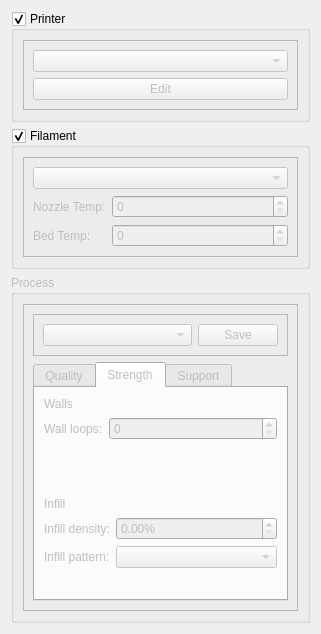
gbeck139/octopus, file gui/tabs/prepare/SettingsMenuWidget/settingsmenuwidget.ui: the form before one commit.
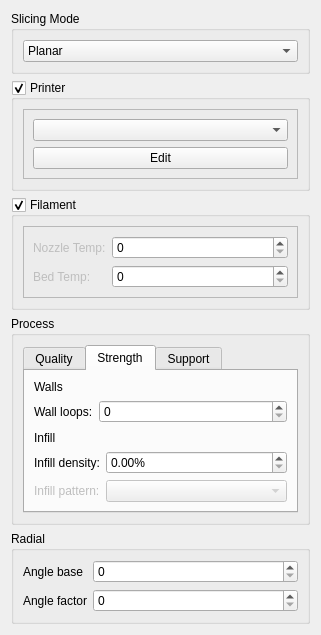
The form after the commit. The open tabs and pages were chosen to show the change.

Commit message:
[GUI] Implement SliceParameters in GUI so it reads/writes only through this model
Changed printing settings parameters. Changed loading dialog timing as well (not working still? TT)

```diff
--- a/gui/tabs/prepare/SettingsMenuWidget/settingsmenuwidget.ui
+++ b/gui/tabs/prepare/SettingsMenuWidget/settingsmenuwidget.ui
@@ -14,6 +14,39 @@
    <string>Form</string>
   </property>
   <layout class="QVBoxLayout" name="verticalLayout">
+   <item>
+    <widget class="QGroupBox" name="slicingModeSettings">
+     <property name="title">
+      <string>Slicing Mode</string>
+     </property>
+     <layout class="QHBoxLayout" name="horizontalLayout_2">
+      <item>
+       <widget class="QComboBox" name="slicingModeCombo">
+        <item>
+         <property name="text">
+          <string>Planar</string>
+         </property>
+        </item>
+        <item>
+         <property name="text">
+          <string>Radial Non-Planar</string>
+         </property>
+        </item>
+        <item>
+         <property name="text">
+          <string>Conical</string>
+         </property>
+        </item>
+        <item>
+         <property name="text">
+          <string>Conical-Sawtooth</string>
+         </property>
+        </item>
+       </widget>
+      </item>
+     </layout>
+    </widget>
+   </item>
    <item>
     <widget class="QGroupBox" name="printerSettings">
      <property name="enabled">
@@ -38,14 +71,14 @@
          <item>
           <widget class="QComboBox" name="printerCombo">
            <property name="enabled">
-            <bool>false</bool>
+            <bool>true</bool>
            </property>
           </widget>
          </item>
          <item>
           <widget class="QPushButton" name="editPrinterButton">
            <property name="enabled">
-            <bool>false</bool>
+            <bool>true</bool>
            </property>
            <property name="text">
             <string>Edit</string>
@@ -79,19 +112,12 @@
          <enum>QFrame::Shadow::Raised</enum>
         </property>
         <layout class="QVBoxLayout" name="verticalLayout_8">
-         <item>
-          <widget class="QComboBox" name="filamentSelector">
-           <property name="enabled">
-            <bool>false</bool>
-           </property>
-          </widget>
-         </item>
          <item>
           <layout class="QFormLayout" name="formLayout">
            <item row="0" column="1">
             <widget class="QSpinBox" name="nozzleTempSpinBox">
              <property name="enabled">
-              <bool>false</bool>
+              <bool>true</bool>
              </property>
             </widget>
            </item>
@@ -108,7 +134,7 @@
            <item row="1" column="1">
             <widget class="QSpinBox" name="bedTempSpinBox">
              <property name="enabled">
-              <bool>false</bool>
+              <bool>true</bool>
              </property>
             </widget>
            </item>
@@ -133,7 +159,7 @@
    <item>
     <widget class="QGroupBox" name="processSettings">
      <property name="enabled">
-      <bool>false</bool>
+      <bool>true</bool>
      </property>
      <property name="title">
       <string>Process</string>
@@ -143,50 +169,9 @@
      </property>
      <layout class="QVBoxLayout" name="verticalLayout_4">
       <item>
-       <widget class="QFrame" name="processContent">
-        <property name="enabled">
-         <bool>false</bool>
-        </property>
-        <property name="frameShape">
-         <enum>QFrame::Shape::StyledPanel</enum>
-        </property>
-        <property name="frameShadow">
-         <enum>QFrame::Shadow::Raised</enum>
-        </property>
-        <layout class="QVBoxLayout" name="verticalLayout_10">
-         <item>
-          <widget class="QFrame" name="frame">
-           <property name="frameShape">
-            <enum>QFrame::Shape::StyledPanel</enum>
-           </property>
-           <property name="frameShadow">
-            <enum>QFrame::Shadow::Raised</enum>
-           </property>
-           <layout class="QHBoxLayout" name="horizontalLayout" stretch="1,0">
-            <item>
-             <widget class="QComboBox" name="processPresetsSelector">
-              <property name="enabled">
-               <bool>false</bool>
-              </property>
-             </widget>
-            </item>
-            <item>
-             <widget class="QPushButton" name="saveButton">
-              <property name="enabled">
-               <bool>false</bool>
-              </property>
-              <property name="text">
-               <string>Save</string>
-              </property>
-             </widget>
-            </item>
-           </layout>
-          </widget>
-         </item>
-         <item>
           <widget class="QTabWidget" name="tabWidget">
            <property name="enabled">
-            <bool>false</bool>
+         <bool>true</bool>
            </property>
            <property name="currentIndex">
             <number>0</number>
@@ -235,6 +220,9 @@
               <layout class="QFormLayout" name="formLayout_3">
                <item row="0" column="0">
                 <widget class="QLabel" name="wallLoopsLabel">
+              <property name="enabled">
+               <bool>true</bool>
+              </property>
                  <property name="text">
                   <string>Wall loops:</string>
                  </property>
@@ -262,7 +250,10 @@
                 </widget>
                </item>
                <item row="0" column="1">
-                <widget class="QDoubleSpinBox" name="infillDensityDoubleSpinBox">
+             <widget class="QDoubleSpinBox" name="infillSpinBox">
+              <property name="enabled">
+               <bool>true</bool>
+              </property>
                  <property name="suffix">
                   <string>%</string>
                  </property>
@@ -338,6 +329,36 @@
          </item>
         </layout>
        </widget>
+   </item>
+   <item>
+    <widget class="QGroupBox" name="radialSettings">
+     <property name="title">
+      <string>Radial</string>
+     </property>
+     <layout class="QVBoxLayout" name="verticalLayout_10">
+      <item>
+       <layout class="QFormLayout" name="formLayout_6">
+        <item row="0" column="0">
+         <widget class="QLabel" name="label_5">
+          <property name="text">
+           <string>Angle base</string>
+          </property>
+         </widget>
+        </item>
+        <item row="1" column="0">
+         <widget class="QLabel" name="label_6">
+          <property name="text">
+           <string>Angle factor</string>
+          </property>
+         </widget>
+        </item>
+        <item row="0" column="1">
+         <widget class="QSpinBox" name="angleBaseSpinBox"/>
+        </item>
+        <item row="1" column="1">
+         <widget class="QSpinBox" name="angleFactorSpinBox"/>
+        </item>
+       </layout>
       </item>
      </layout>
     </widget>
```
Left out of the diff: 13 changed lines with no effect on the pictures. Lines whose indentation alone changed are shown as unchanged. The commit also changes 4 other files.
